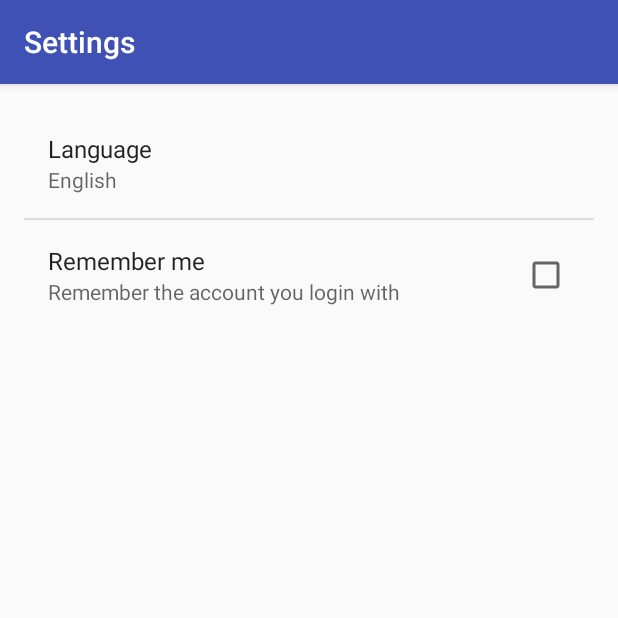
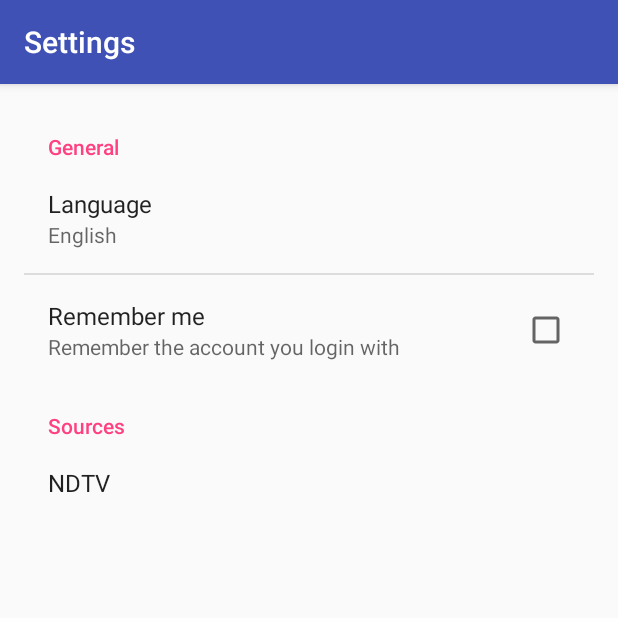
Before and after one commit to vishalbiswas/Splash, an Android app: the screen it shows after launch (SettingsActivity), in the options menu, after a tap on "Settings", on a phone screen of 412 x 824 dp, the top half of it. Run offline under Robolectric (Android 15) with nearby library versions, the phone set to English and light mode, and no system bars.

Commit message:
replace timer-based splash with network-check based

```diff
--- a/app/src/main/AndroidManifest.xml
+++ b/app/src/main/AndroidManifest.xml
@@ -1,6 +1,9 @@
 <?xml version="1.0" encoding="utf-8"?>
 <manifest xmlns:android="http://schemas.android.com/apk/res/android"
     package="net.ddns.vishalbiswas.splash">
+
+    <uses-permission android:name="android.permission.INTERNET" />
+    <uses-permission android:name="android.permission.ACCESS_NETWORK_STATE" />
 
     <application
         android:allowBackup="true"
--- a/app/src/main/java/net/ddns/vishalbiswas/splash/NewsFeed.java
+++ b/app/src/main/java/net/ddns/vishalbiswas/splash/NewsFeed.java
@@ -2,6 +2,8 @@ package net.ddns.vishalbiswas.splash;
 
 import android.os.Bundle;
 import android.support.v7.app.AppCompatActivity;
+import android.support.v7.widget.AppCompatImageView;
+import android.support.v7.widget.AppCompatTextView;
 import android.support.v7.widget.Toolbar;
 import android.view.Menu;
 import android.view.MenuItem;
@@ -18,12 +20,17 @@ public class NewsFeed extends AppCompatActivity {
         Toolbar toolbar = (Toolbar) findViewById(R.id.toolbar);
         setSupportActionBar(toolbar);
 
-        txtMessage = (TextView)findViewById(R.id.txtMessage);
+        //txtMessage = (TextView)findViewById(R.id.txtMessage);
 
         String username = getIntent().getStringExtra("net.ddns.vishalbiswas.splash.EXTRA_USERNAME");
         String password = getIntent().getStringExtra("net.ddns.vishalbiswas.splash.EXTRA_PASSWORD");
 
-        txtMessage.setText(String.format("%s: %s\n%s: %s", getText(R.string.msgUsername), username, getText(R.string.msgPassword), password));
+        //txtMessage.setText(String.format("%s: %s\n%s: %s", getText(R.string.msgUsername), username, getText(R.string.msgPassword), password));
+        AppCompatImageView imgWelcome = (AppCompatImageView) findViewById(R.id.imgWelcome);
+        AppCompatTextView txtWelcome = (AppCompatTextView) findViewById(R.id.txtWelcome);
+        imgWelcome.setImageResource(R.mipmap.ic_launcher);
+        txtWelcome.setText(username);
+
     }
 
     @Override
--- a/app/src/main/java/net/ddns/vishalbiswas/splash/SplashScreen.java
+++ b/app/src/main/java/net/ddns/vishalbiswas/splash/SplashScreen.java
@@ -1,12 +1,21 @@
 package net.ddns.vishalbiswas.splash;
 
+import android.content.Context;
 import android.content.Intent;
+import android.net.ConnectivityManager;
+import android.net.NetworkInfo;
+import android.os.AsyncTask;
 import android.os.Bundle;
-import android.os.Handler;
+import android.preference.PreferenceManager;
 import android.support.v7.app.AppCompatActivity;
+import android.widget.Toast;
+
+import java.net.HttpURLConnection;
+import java.net.URL;
+import java.util.HashSet;
 
 public class SplashScreen extends AppCompatActivity {
-    private final int launchDelay = 5000;
+    //private final int launchDelay = 5000;
 
     @Override
     protected void onCreate(Bundle savedInstanceState) {
@@ -14,15 +23,48 @@ public class SplashScreen extends AppCompatActivity {
         super.onCreate(savedInstanceState);
         setContentView(R.layout.activity_splash_screen);
 
-        new Handler().postDelayed(new Runnable() {
+        class pingNetworks extends AsyncTask<Void, Void, Void> {
             @Override
-            public void run() {
+            protected Void doInBackground(Void... params) {
+                GlobalFunctions.initializeData(SplashScreen.this);
+                ConnectivityManager connMan = (ConnectivityManager) getSystemService(Context.CONNECTIVITY_SERVICE);
+                NetworkInfo netInfo = connMan.getActiveNetworkInfo();
+                if (netInfo != null && netInfo.isConnected()) {
+                    for (
+                            final String source
+                            : PreferenceManager.getDefaultSharedPreferences(SplashScreen.this).getStringSet("sourcesNDTV", new HashSet<String>())
+                            ) {
+                        try {
+                            URL urlServer = new URL(source);
+                            HttpURLConnection urlConn = (HttpURLConnection) urlServer.openConnection();
+                            urlConn.setConnectTimeout(3000); //<- 3Seconds Timeout
+                            urlConn.connect();
+                            if (urlConn.getResponseCode() != 200) {
+                                throw new Exception();
+                            }
+                        } catch (Exception e) {
+                            runOnUiThread(new Runnable() {
+                                @Override
+                                public void run() {
+                                    Toast.makeText(SplashScreen.this, source, Toast.LENGTH_LONG).show();
+                                }
+                            });
+                        }
+                    }
+                }
+                return null;
+            }
+
+            @Override
+            protected void onPostExecute(Void aVoid) {
                 Intent intent = new Intent(SplashScreen.this, MainActivity.class);
                 startActivity(intent);
-                finish();
+                SplashScreen.this.finish();
+                super.onPostExecute(aVoid);
             }
-        }, launchDelay);
-        GlobalFunctions.initializeData(this);
+        }
+
+        new pingNetworks().execute();
     }
 
 }
--- a/app/src/main/res/layout/activity_news_feed.xml
+++ b/app/src/main/res/layout/activity_news_feed.xml
@@ -21,6 +21,7 @@
 
     </android.support.design.widget.AppBarLayout>
 
+    <include layout="@layout/welcome_fragment" />
     <include layout="@layout/content_news_feed" />
 
 </android.support.design.widget.CoordinatorLayout>
--- /dev/null
+++ b/app/src/main/res/layout/welcome_fragment.xml
@@ -0,0 +1,26 @@
+<?xml version="1.0" encoding="utf-8"?>
+<FrameLayout xmlns:android="http://schemas.android.com/apk/res/android"
+    android:layout_width="wrap_content"
+    android:layout_height="wrap_content">
+
+    <!--<LinearLayout-->
+    <!--android:layout_width="wrap_content"-->
+    <!--android:layout_height="wrap_content"-->
+    <!--android:layout_gravity="right|top"-->
+    <!--android:gravity="right|top"-->
+    <!--android:orientation="vertical">-->
+
+    <android.support.v7.widget.AppCompatImageView
+        android:id="@+id/imgWelcome"
+        android:layout_width="@dimen/activity_horizontal_margin"
+        android:layout_height="@dimen/activity_vertical_margin" />
+
+    <android.support.v7.widget.AppCompatTextView
+        android:id="@+id/txtWelcome"
+        android:layout_width="wrap_content"
+        android:layout_height="wrap_content" />
+
+    <!--</LinearLayout>-->
+
+
+</FrameLayout>
--- a/app/src/main/res/values/strings.xml
+++ b/app/src/main/res/values/strings.xml
@@ -13,6 +13,27 @@
     <string name="msgPassword">Password</string>
     <string name="title_activity_settings">Settings</string>
 
+    <string name="ndtvTop">Top Stories</string>
+    <string name="ndtvLatest">Latest Stories</string>
+    <string name="ndtvTrending">Trending Stories</string>
+    <string name="ndtvBusiness">Business</string>
+    <string name="ndtvCricket">Cricket</string>
+    <string name="ndtvOther">Other Sports</string>
+    <string name="ndtvMovies">Movies</string>
+    <string name="ndtvIndia">India news</string>
+    <string name="ndtvWorld">World news</string>
+    <string name="ndtvCities">Cities news</string>
+    <string name="ndtvTech">Technology news</string>
+    <string name="ndtvPerson">Personalities</string>
+    <string name="ndtvTamil">Tamil Nadu news</string>
+    <string name="ndtvKerala">Kerala news</string>
+    <string name="ndtvKarnataka">Karnataka news</string>
+    <string name="ndtvAndhra">Andhra Pradesh news</string>
+    <string name="ndtvVideos">Videos</string>
+    <string name="ndtvPhotos">Photos</string>
+
+    <string name="reutersTop">Reuters Top News</string>
+
     <!-- Strings related to Settings -->
     <string name="strLanguage">Language</string>
     <string-array name="lang_list">
@@ -24,7 +45,53 @@
         <item>hi</item>
     </string-array>
 
+    <string name="strSource">Sources</string>
+    <string name="strSourceNDTV">NDTV</string>
+
+    <string-array name="arrSourcesNDTV">
+        <item>@string/ndtvTop</item>
+        <item>@string/ndtvLatest</item>
+        <item>@string/ndtvTrending</item>
+        <item>@string/ndtvBusiness</item>
+        <item>@string/ndtvCricket</item>
+        <item>@string/ndtvOther</item>
+        <item>@string/ndtvMovies</item>
+        <item>@string/ndtvIndia</item>
+        <item>@string/ndtvWorld</item>
+        <item>@string/ndtvCities</item>
+        <item>@string/ndtvTech</item>
+        <item>@string/ndtvPerson</item>
+        <item>@string/ndtvTamil</item>
+        <item>@string/ndtvKerala</item>
+        <item>@string/ndtvKarnataka</item>
+        <item>@string/ndtvAndhra</item>
+        <item>@string/ndtvVideos</item>
+        <item>@string/ndtvPhotos</item>
+    </string-array>
+
+    <string-array name="arrSourcesNDTVValues">
+        <item>http://feeds.feedburner.com/NdtvNews-TopStories</item>
+        <item>http://feeds.feedburner.com/NDTV-LatestNews</item>
+        <item>http://feeds.feedburner.com/NDTV-Trending</item>
+        <item>http://feeds.feedburner.com/NDTV-Business</item>
+        <item>http://feeds.feedburner.com/NDTV-Cricket</item>
+        <item>http://feeds.feedburner.com/NDTV-Sports</item>
+        <item>http://feeds.feedburner.com/NDTV-Ent</item>
+        <item>http://feeds.feedburner.com/ndtv/Lsgd</item>
+        <item>http://feeds.feedburner.com/ndtv/Tqgx</item>
+        <item>http://feeds.feedburner.com/NdtvNews-Cities</item>
+        <item>http://feeds.feedburner.com/NDTV-Tech</item>
+        <item>http://feeds.feedburner.com/News-People</item>
+        <item>http://feeds.feedburner.com/News-TN</item>
+        <item>http://feeds.feedburner.com/News-Kerala</item>
+        <item>http://feeds.feedburner.com/News-Karnataka</item>
+        <item>http://feeds.feedburner.com/News-AP</item>
+        <item>http://feeds.feedburner.com/ndtv/videos</item>
+        <item>http://feeds.feedburner.com/NdtvNews-Photos</item>
+    </string-array>
+
     <string name="strRemember">Remember me</string>
     <string name="strRememberSummary">Remember the account you login with</string>
     <string name="restartNotify">Restart is needed to change the language</string>
+    <string name="pref_general">General</string>
 </resources>
--- a/app/src/main/res/xml/preferences.xml
+++ b/app/src/main/res/xml/preferences.xml
@@ -1,18 +1,30 @@
 <PreferenceScreen xmlns:android="http://schemas.android.com/apk/res/android">
-
+    <PreferenceCategory
+        android:key="general"
+        android:title="@string/pref_general">
     <ListPreference
         android:defaultValue="en"
         android:entries="@array/lang_list"
         android:entryValues="@array/lang_list_values"
         android:key="locale"
-        android:title="@string/strLanguage"
         android:negativeButtonText="@null"
-        android:positiveButtonText="@null" />
+        android:positiveButtonText="@null"
+        android:title="@string/strLanguage" />
 
     <CheckBoxPreference
         android:defaultValue="false"
-        android:title="@string/strRemember"
+        android:key="remember"
         android:summary="@string/strRememberSummary"
-        android:key="remember" />
-
+        android:title="@string/strRemember" />
+    </PreferenceCategory>
+    <PreferenceCategory
+        android:key="sources"
+        android:title="@string/strSource">
+        <MultiSelectListPreference
+            android:defaultValue="@array/arrSourcesNDTVValues"
+            android:entries="@array/arrSourcesNDTV"
+            android:entryValues="@array/arrSourcesNDTVValues"
+            android:key="sourcesNDTV"
+            android:title="@string/strSourceNDTV" />
+    </PreferenceCategory>
 </PreferenceScreen>
```
Also changed, not shown: 1 other file.
